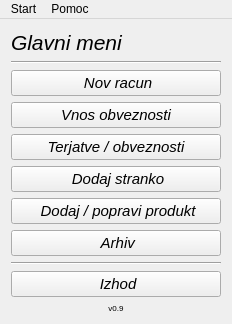
Old version of the form mainwindow.ui in the repository MaxMaxy/racun.
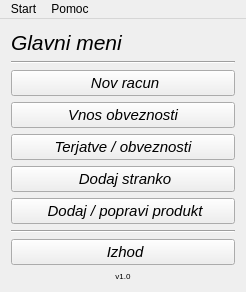
New version of the form. Icons and pictures are not drawn.

What changed in the file:
```diff
--- a/mainwindow.ui
+++ b/mainwindow.ui
@@ -6,8 +6,8 @@
    <rect>
     <x>0</x>
     <y>0</y>
-    <width>232</width>
-    <height>323</height>
+    <width>246</width>
+    <height>291</height>
    </rect>
   </property>
   <property name="sizePolicy">
@@ -157,28 +157,6 @@
         </property>
        </widget>
       </item>
-      <item>
-       <widget class="QPushButton" name="pushButton_arhiv">
-        <property name="font">
-         <font>
-          <pointsize>11</pointsize>
-          <italic>true</italic>
-         </font>
-        </property>
-        <property name="text">
-         <string> Arhiv</string>
-        </property>
-        <property name="icon">
-         <iconset>
-          <normalon>../icons/arhiv.png</normalon>
-          <activeon>:/icons/arhiv.png</activeon>
-         </iconset>
-        </property>
-        <property name="shortcut">
-         <string>F5</string>
-        </property>
-       </widget>
-      </item>
       <item>
        <widget class="Line" name="line">
         <property name="orientation">
@@ -224,7 +202,7 @@
          <enum>QFrame::Raised</enum>
         </property>
         <property name="text">
-         <string>v0.9</string>
+         <string>v1.0</string>
         </property>
         <property name="textFormat">
          <enum>Qt::AutoText</enum>
@@ -250,7 +228,7 @@
     <rect>
      <x>0</x>
      <y>0</y>
-     <width>232</width>
+     <width>246</width>
      <height>20</height>
     </rect>
    </property>
```
Left out of the diff: 19 changed lines with no effect on the pictures.
